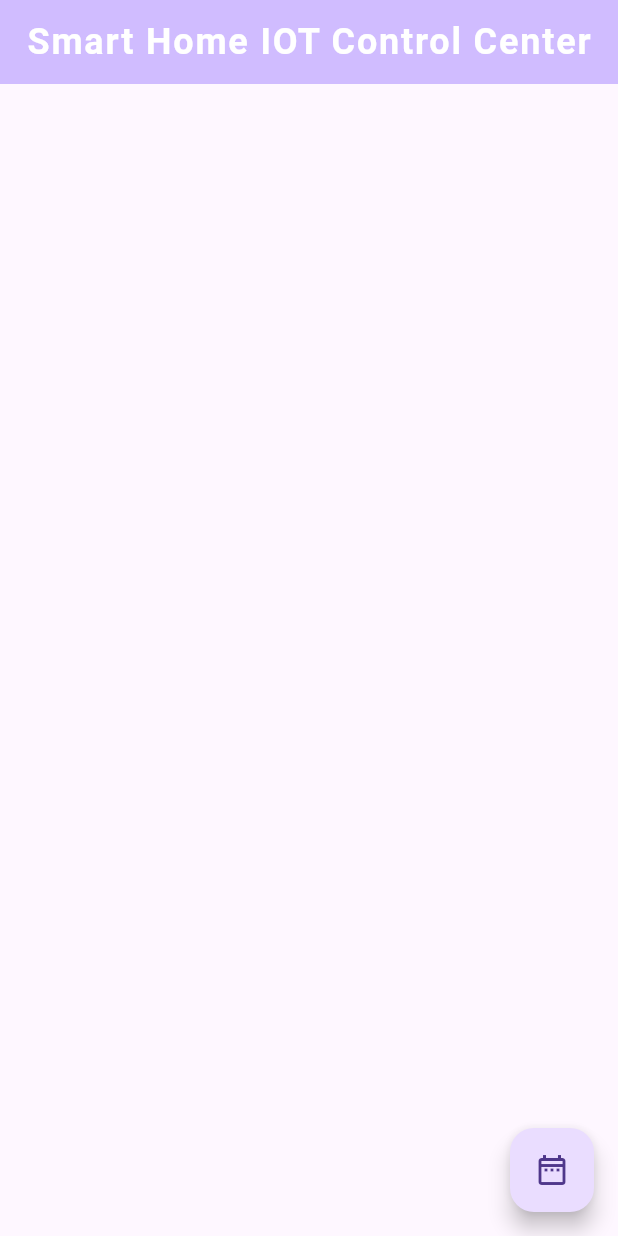
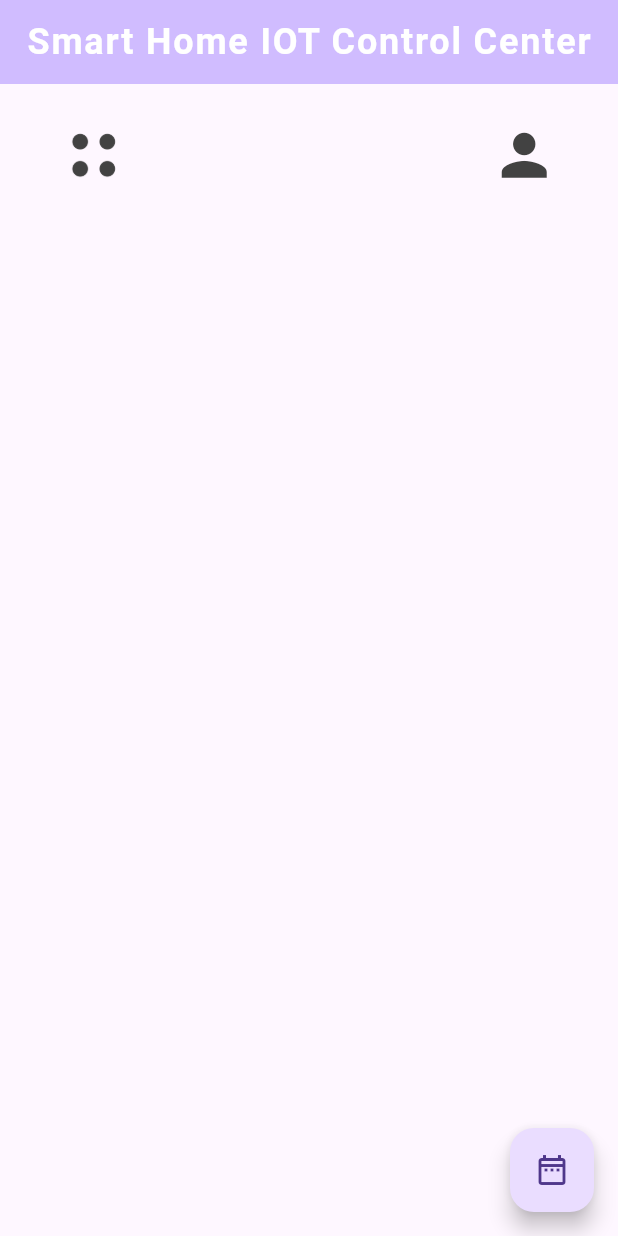
Before and after one commit to SahadRushdi/smart_home_iot_control_center, a Flutter app: the screen it shows after launch, on a phone screen of 412 x 824 dp. Run offline on Flutter 3.47's test engine with Material 3 defaults, Android fonts, the phone set to English and light mode, and no system bars.

Commit message:
Added icons.

```diff
--- a/lib/main.dart
+++ b/lib/main.dart
@@ -16,7 +16,7 @@
       darkTheme: ThemeData.dark(),
       themeMode: ThemeMode.system,
       debugShowCheckedModeBanner: false,
-      home: const MyHomePage(title: 'Smart Home IOT Control Center'),
+      home: const HomePage(title: 'Smart Home IOT Control Center'),
     );
   }
 }
--- a/lib/presentations/screen/home_page.dart
+++ b/lib/presentations/screen/home_page.dart
@@ -1,16 +1,34 @@
 import 'package:flutter/material.dart';
 import 'package:smart_home_iot_control_center/presentations/date_picker_app.dart';
 
-class MyHomePage extends StatefulWidget {
-  const MyHomePage({super.key, required this.title});
+class HomePage extends StatefulWidget {
+  const HomePage({super.key, required this.title});
 
   final String title;
 
   @override
-  State<MyHomePage> createState() => _MyHomePageState();
+  State<HomePage> createState() => _HomePageState();
 }
 
-class _MyHomePageState extends State<MyHomePage> {
+class _HomePageState extends State<HomePage> {
+  // padding constants
+  final double horizontalPadding = 40;
+  final double verticalPadding = 25;
+
+  // list of smart devices
+  List mySmartDevices = [
+    ["Smart Light", "lib/icons/light-bulb.png", true],
+    ["Smart AC", "lib/icons/air-conditioner.png", false],
+    ["Smart TV", "lib/icons/smart-tv.png", false],
+    ["Smart Fan", "lib/icons/fan.png", true],
+  ];
+
+  // power button switch
+  void powerSwitchChanged(bool value, int index) {
+    setState(() {
+      mySmartDevices[index][2] = value;
+    });
+  }
 
   @override
   Widget build(BuildContext context) {
@@ -28,25 +46,45 @@ class _MyHomePageState extends State<MyHomePage> {
           ),
         ),
       ),
-      body: const Center(
-        child: Column(
-          mainAxisAlignment: MainAxisAlignment.center,
-          children: <Widget>[
+      body: SafeArea(
+          child: Column(
+        crossAxisAlignment: CrossAxisAlignment.start,
+        children: [
+          //   app bar
+          Padding(
+            padding: EdgeInsets.symmetric(
+                horizontal: horizontalPadding, vertical: verticalPadding),
+            child: Row(
+              mainAxisAlignment: MainAxisAlignment.spaceBetween,
+              children: [
+                //   menu icon
+                Image.asset(
+                  'lib/icons/menu.png',
+                  height: 45,
+                  color: Colors.grey[800],
+                ),
 
-          ],
-        ),
-      ),
+                //   customer account icon
+                Icon(
+                  Icons.person,
+                  size: 45,
+                  color: Colors.grey[800],
+                )
+              ],
+            ),
+          ),
+        ],
+      )),
       floatingActionButton: FloatingActionButton(
         onPressed: () {
           Navigator.push(
             context,
-            MaterialPageRoute(
-                builder: (context) => const DatePickerApp()),
+            MaterialPageRoute(builder: (context) => const DatePickerApp()),
           );
         },
         // tooltip: 'Increment',
         child: const Icon(Icons.date_range_outlined),
-      ), // This trailing comma makes auto-formatting nicer for build methods.
+      ),
     );
   }
 }
```
